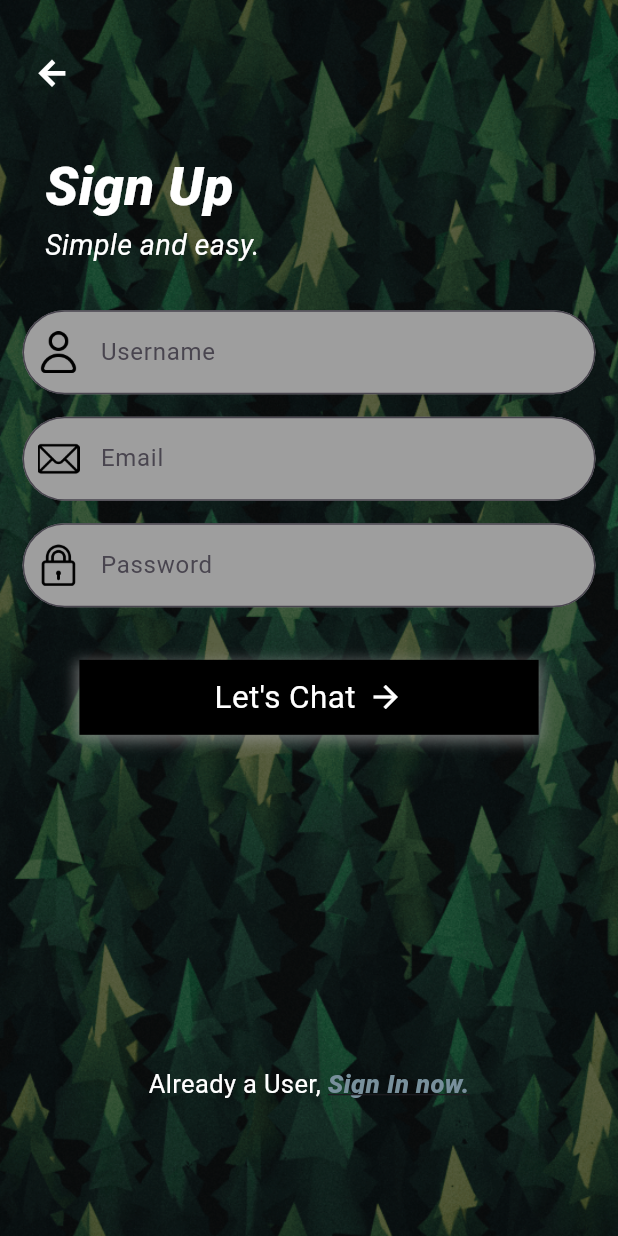
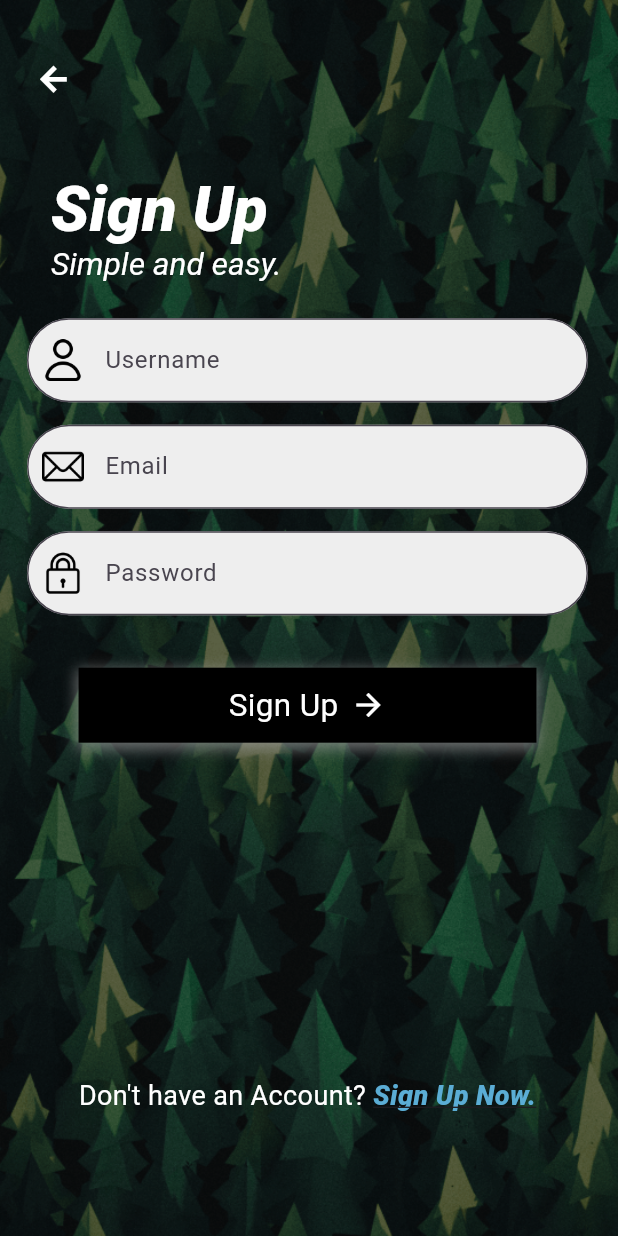
Before and after one commit to iNsoM22/chatapp, a Flutter app: the MyAccountCreationScreen screen opened by its route, on a phone screen of 412 x 824 dp. Run offline on Flutter 3.47's test engine with Material 3 defaults, Android fonts, the phone set to English and light mode, and no system bars; our stand-ins replace page_transition.

Commit message:
Modified the Structure as well as added some animations in buttons.

```diff
--- a/lib/screens/Forms/account_creation_screen.dart
+++ b/lib/screens/Forms/account_creation_screen.dart
@@ -1,8 +1,11 @@
-import "package:chatapp/widgets/custom_appbar.dart";
+import "package:chatapp/screens/Forms/login_screen.dart";
+import "package:chatapp/screens/start_screen.dart";
 import "package:flutter/material.dart";
+import "package:page_transition/page_transition.dart";
 import "../../widgets/buttons.dart";
 import "../../widgets/input_text_field.dart";
 import "../../widgets/background_scaffold.dart";
+import "../../widgets/custom_appbar.dart";
 
 class MyAccountCreationScreen extends StatefulWidget {
   const MyAccountCreationScreen({super.key});
@@ -20,11 +23,12 @@ class _MyAccountCreationScreenState extends State<MyAccountCreationScreen> {
     return MyCustomBackgroudScaffold(
       backgroundDarken: 0.52,
       child: SingleChildScrollView(
+        padding: const EdgeInsets.only(left: 18, right: 20, bottom: 20),
         child: Column(
           children: [
             MyCustomAppBar(
-              height: height * 0.12,
-              horizontalPadding: 22,
+              height: height * 0.13,
+              horizontalPadding: 5,
               leadingWidget: MyIconButtonLayout(
                 buttonIcon: Icons.arrow_back,
                 onClick: () => Navigator.pop(context),
@@ -32,40 +36,25 @@ class _MyAccountCreationScreenState extends State<MyAccountCreationScreen> {
                 iconWeight: FontWeight.w700,
               ),
             ),
-            Container(
-              alignment: Alignment.topLeft,
-              padding: const EdgeInsets.only(left: 30),
-              child: const Column(
-                crossAxisAlignment: CrossAxisAlignment.start,
-                children: [
-                  Text(
-                    "Sign Up",
-                    style: TextStyle(
-                      color: Colors.white,
+            const ListTile(
+              title: Text("Sign Up"),
+              subtitle: Text("Simple and easy."),
+              titleTextStyle: TextStyle(
                 fontStyle: FontStyle.italic,
-                      fontSize: 36,
+                fontSize: 42,
                 fontWeight: FontWeight.w800,
               ),
-                  ),
-                  Text(
-                    "Simple and easy.",
-                    style: TextStyle(
-                      color: Colors.white,
+              subtitleTextStyle: TextStyle(
                 fontStyle: FontStyle.italic,
-                      fontSize: 19,
+                fontSize: 21,
                 fontWeight: FontWeight.w400,
               ),
             ),
-                ],
-              ),
-            ),
-            const Form(
-              child: Padding(
-                padding: EdgeInsets.all(15),
+            Form(
               child: Column(
                 mainAxisAlignment: MainAxisAlignment.center,
                 children: [
-                    SizedBox(
+                  const SizedBox(
                     height: 15,
                   ),
                   MyTextInputField(
@@ -74,10 +63,11 @@ class _MyAccountCreationScreenState extends State<MyAccountCreationScreen> {
                     textHint: "Username",
                     keyboardType: TextInputType.name,
                     obscureText: false,
+                    bgColor: Colors.grey.shade200,
                     padH: 0,
                     padV: 0,
                   ),
-                    SizedBox(
+                  const SizedBox(
                     height: 15,
                   ),
                   MyTextInputField(
@@ -85,11 +75,12 @@ class _MyAccountCreationScreenState extends State<MyAccountCreationScreen> {
                     imagePath: "assets/icons/mail.png",
                     textHint: "Email",
                     keyboardType: TextInputType.emailAddress,
+                    bgColor: Colors.grey.shade200,
                     obscureText: false,
                     padH: 0,
                     padV: 0,
                   ),
-                    SizedBox(
+                  const SizedBox(
                     height: 15,
                   ),
                   MyTextInputField(
@@ -98,58 +89,81 @@ class _MyAccountCreationScreenState extends State<MyAccountCreationScreen> {
                     textHint: "Password",
                     keyboardType: TextInputType.text,
                     obscureText: true,
+                    bgColor: Colors.grey.shade200,
                     padH: 0,
                     padV: 0,
                   ),
-                    SizedBox(
+                  const SizedBox(
                     height: 35,
                   ),
                   MyFormsButtonsLayout(
-                      text: "Let's Chat",
+                    text: "Sign Up",
                     bgColor: Colors.black,
                     fgColor: Colors.white,
-                      width: 90,
+                    width: 100,
                     height: 10,
                     boxShadow: true,
-                      suffixIcon: Icon(
+                    suffixIcon: const Icon(
                       Icons.arrow_forward,
                       color: Colors.white,
+                    ),
+                    onTap: () => Navigator.pushAndRemoveUntil(
+                      context,
+                      PageTransition(
+                        child: const MyStartScreen(),
+                        type: PageTransitionType.fade,
+                        duration: const Duration(
+                          milliseconds: 500,
+                        ),
+                      ),
+                      (route) => false,
                     ),
                   ),
                 ],
               ),
             ),
+            SizedBox(
+              height: height * 0.27,
             ),
-            SizedBox(
-              height: height * 0.25,
-            ),
-            Padding(
-              padding: const EdgeInsets.only(bottom: 20),
-              child: Row(
+            Row(
               mainAxisAlignment: MainAxisAlignment.center,
               children: [
                 const Text(
-                    "Already a User, ",
+                  "Don't have an Account? ",
                   style: TextStyle(
                     color: Colors.white,
-                      fontSize: 17,
+                    fontSize: 18,
                   ),
                 ),
                 GestureDetector(
-                    onTap: () => Navigator.popAndPushNamed(context, '/login'),
-                    child: Text(
-                      "Sign In now.",
-                      style: TextStyle(
-                        color: Colors.blueGrey.shade400,
-                        fontWeight: FontWeight.w900,
-                        decoration: TextDecoration.underline,
-                        fontStyle: FontStyle.italic,
-                        fontSize: 17,
+                  onTap: () {
+                    Navigator.pop(context);
+                    Navigator.push(
+                      context,
+                      PageTransition(
+                        child: const MyLoginScreen(),
+                        type: PageTransitionType.fade,
+                        duration: const Duration(
+                          milliseconds: 500,
                         ),
                       ),
-                  )
+                    );
+                  },
+                  child: const Text(
+                    "Sign Up Now.",
+                    style: TextStyle(
+                      color: Color.fromARGB(255, 91, 173, 213),
+                      fontWeight: FontWeight.w800,
+                      fontStyle: FontStyle.italic,
+                      fontSize: 18,
+                      decoration: TextDecoration.underline,
+                    ),
+                  ),
+                ),
               ],
             ),
+            const SizedBox(
+              height: 30,
             ),
           ],
         ),
--- a/lib/screens/start_screen.dart
+++ b/lib/screens/start_screen.dart
@@ -12,7 +12,6 @@ class MyStartScreen extends StatelessWidget {
   Widget build(BuildContext context) {
     final double height = MediaQuery.of(context).size.height;
     final double width = MediaQuery.of(context).size.width;
-
     return Scaffold(
       extendBodyBehindAppBar: true,
       body: MyCustomBackgroundStackWidget(
--- a/lib/widgets/buttons.dart
+++ b/lib/widgets/buttons.dart
@@ -6,6 +6,7 @@ class MyFormsButtonsLayout extends StatelessWidget {
     required this.bgColor,
     required this.fgColor,
     this.text,
+    this.onTap,
     this.roundedBorderRadius = 0,
     this.boxShadow = false,
     this.height = 20,
@@ -21,10 +22,13 @@ class MyFormsButtonsLayout extends StatelessWidget {
   final double roundedBorderRadius;
   final bool boxShadow;
   final Widget? suffixIcon;
+  final VoidCallback? onTap;
 
   @override
   Widget build(BuildContext context) {
-    return Container(
+    return InkWell(
+      onTap: onTap,
+      child: Container(
         decoration: BoxDecoration(
           color: bgColor,
           borderRadius: BorderRadius.circular(roundedBorderRadius),
@@ -59,6 +63,7 @@ class MyFormsButtonsLayout extends StatelessWidget {
               ),
           ],
         ),
+      ),
     );
   }
 }
@@ -75,13 +80,13 @@ class MyIconButtonLayout extends StatelessWidget {
   final IconData buttonIcon;
   final FontWeight iconWeight;
   final Color iconColor;
-  final Function? onClick;
+  final VoidCallback? onClick;
   final double iconSize;
 
   @override
   Widget build(BuildContext context) {
-    return GestureDetector(
-      onTap: onClick != null ? () => onClick!() : null,
+    return InkWell(
+      onTap: onClick,
       child: Text(
         String.fromCharCode(buttonIcon.codePoint),
         style: TextStyle(
```
Also changed, not shown: lib/screens/Forms/login_screen.dart (+57 -57 lines). Lines whose indentation alone changed are shown as unchanged.
